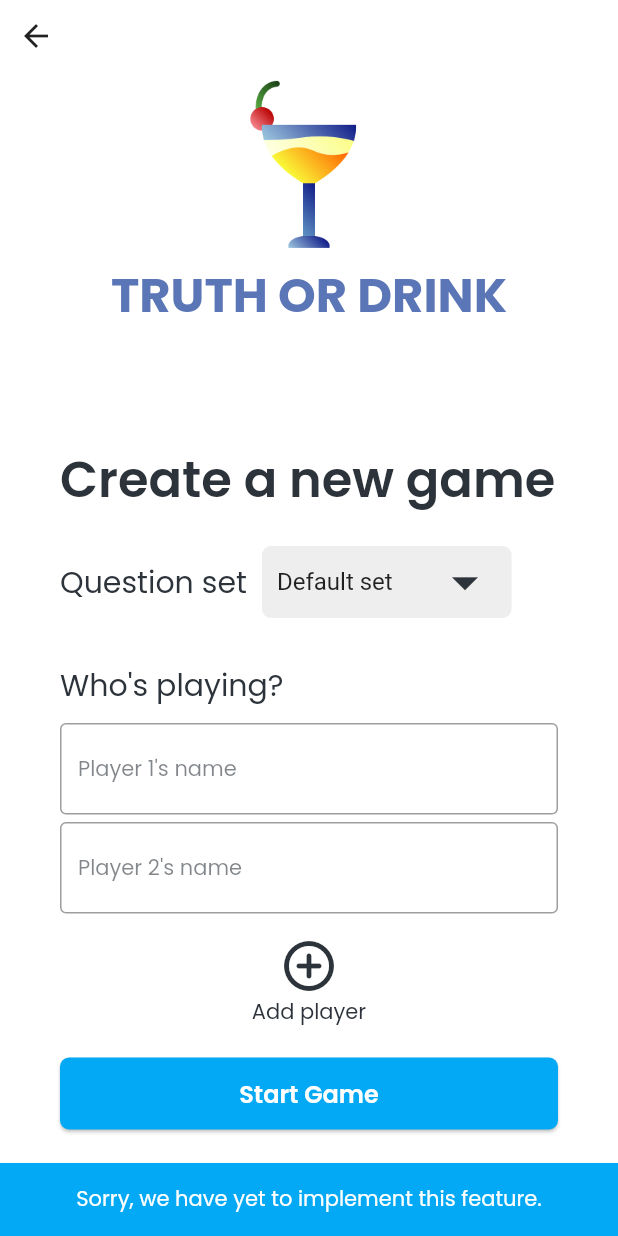
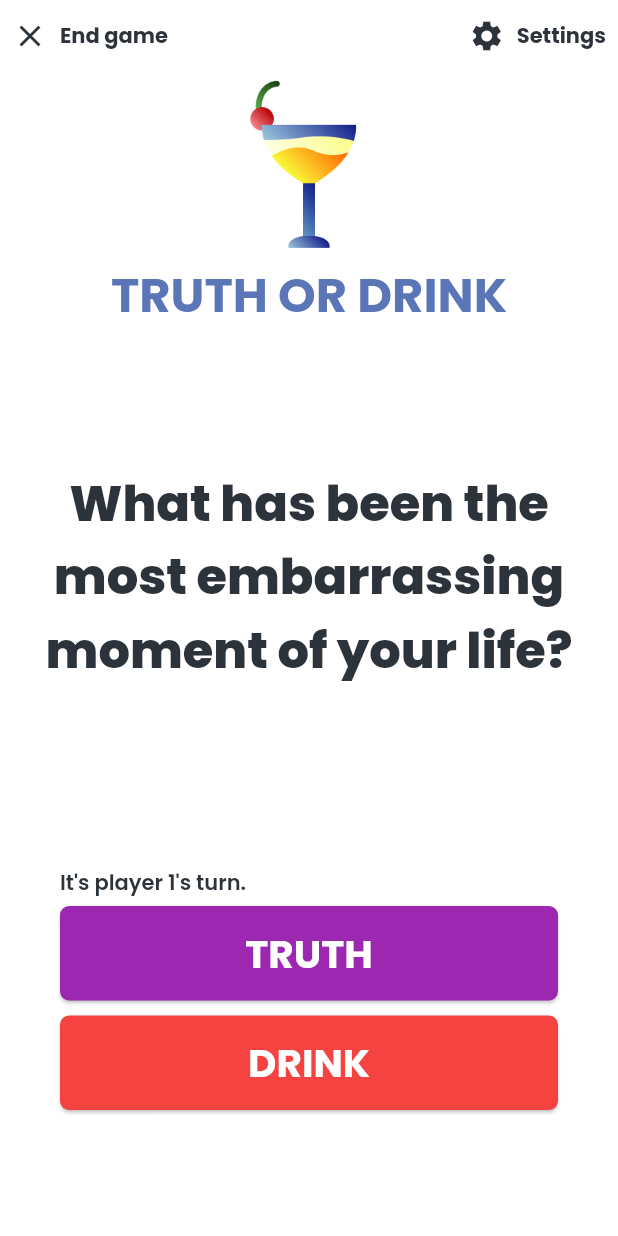
Before and after one commit to Codeine/truth-or-drink-old, a Flutter app: the CreateGamePage screen opened by its route, after a tap on "Start Game", on a phone screen of 412 x 824 dp. Run offline on Flutter 3.47's test engine with Material 2 defaults, Android fonts, the phone set to English and light mode, and no system bars; our stand-ins replace firebase_core, flutter_spinkit; accounts and stored records are empty.

Commit message:
fix game page

```diff
--- a/lib/main.dart
+++ b/lib/main.dart
@@ -3,6 +3,7 @@ import 'package:firebase_core/firebase_core.dart';
 import 'package:truth_or_drink/screens/create_game_page.dart';
 import 'package:truth_or_drink/screens/email_verification_page.dart';
 import 'package:truth_or_drink/screens/forgotten_password_page.dart';
+import 'package:truth_or_drink/screens/game_page.dart';
 import 'package:truth_or_drink/screens/login_page.dart';
 import 'package:truth_or_drink/screens/main_menu_page.dart';
 import 'package:truth_or_drink/screens/manage_question_set_page.dart';
@@ -37,6 +38,7 @@ class MyApp extends StatelessWidget {
         '/create-game': (context) => const CreateGamePage(),
         '/manage-questions': (context) => const ManageQuestionsPage(),
         '/manage-question-set': (context) => const ManageQuestionSetPage(),
+        '/game': (context) => const GamePage(),
       },
     );
   }
--- a/lib/screens/create_game_page.dart
+++ b/lib/screens/create_game_page.dart
@@ -162,7 +162,7 @@ class _CreateGamePageState extends State<CreateGamePage> {
               padding: EdgeInsets.symmetric(horizontal: authHorizontalPadding),
               child: ElevatedButton(
                 onPressed: () {
-                  notifyNotImplemented(context);
+                  Navigator.pushReplacementNamed(context, '/game');
                 },
                 style: ElevatedButton.styleFrom(
                   backgroundColor: Colors.lightBlue,
--- /dev/null
+++ b/lib/screens/game_page.dart
@@ -0,0 +1,180 @@
+import 'package:flutter/material.dart';
+import 'package:truth_or_drink/shared/constants.dart';
+
+class GamePage extends StatefulWidget {
+  const GamePage({super.key});
+
+  @override
+  State<GamePage> createState() => _GamePageState();
+}
+
+class _GamePageState extends State<GamePage> {
+  @override
+  Widget build(BuildContext context) {
+    bool ttsEnabled = false;
+
+    void _showSettings() {
+      showModalBottomSheet(
+          context: context,
+          builder: (context) {
+            return Container(
+              padding: const EdgeInsets.symmetric(vertical: 10, horizontal: 60),
+              child: Column(children: [
+                Text(
+                  'Settings',
+                  style: defaultFontStyle.copyWith(
+                    fontSize: 20,
+                    fontWeight: FontWeight.w700,
+                  ),
+                ),
+                const SizedBox(height: 20),
+                Row(
+                  mainAxisAlignment: MainAxisAlignment.spaceAround,
+                  children: [
+                    Text(
+                      'Text-to-Speech',
+                      style: defaultFontStyle.copyWith(
+                        fontSize: 18,
+                        fontWeight: FontWeight.w600,
+                      ),
+                    ),
+                    Switch(
+                      value: ttsEnabled,
+                      activeColor: Colors.green,
+                      inactiveThumbColor: Colors.red,
+                      inactiveTrackColor: Colors.red.withAlpha(100),
+                      onChanged: (value) {
+                        setState(() {
+                          ttsEnabled = value;
+                        });
+                      },
+                    ),
+                  ],
+                ),
+              ]),
+            );
+          });
+    }
+
+    return Base(
+      child: Center(
+        child: Column(
+          mainAxisAlignment: MainAxisAlignment.start,
+          crossAxisAlignment: CrossAxisAlignment.stretch,
+          children: [
+            Align(
+              alignment: Alignment.centerLeft,
+              child: Row(
+                mainAxisAlignment: MainAxisAlignment.spaceBetween,
+                children: [
+                  TextButton.icon(
+                    icon: Icon(
+                      Icons.close,
+                      color: betterBlack,
+                    ),
+                    onPressed: () {
+                      Navigator.pushReplacementNamed(context, '/main-menu');
+                    },
+                    label: Text(
+                      'End game',
+                      style: defaultFontStyle.copyWith(
+                        fontWeight: FontWeight.w700,
+                        color: betterBlack,
+                      ),
+                    ),
+                  ),
+                  TextButton.icon(
+                    icon: Icon(
+                      Icons.settings,
+                      color: betterBlack,
+                    ),
+                    onPressed: _showSettings,
+                    label: Text(
+                      'Settings',
+                      style: defaultFontStyle.copyWith(
+                        fontWeight: FontWeight.w700,
+                        color: betterBlack,
+                      ),
+                    ),
+                  ),
+                ],
+              ),
+            ),
+            Logo(width: 125),
+            const SizedBox(height: 90.0),
+            Padding(
+              padding: const EdgeInsets.symmetric(horizontal: 30),
+              child: Text(
+                'What has been the most embarrassing moment of your life?',
+                style: defaultFontStyle.copyWith(
+                  fontSize: 33,
+                  fontWeight: FontWeight.w800,
+                ),
+                textAlign: TextAlign.center,
+              ),
+            ),
+            const SizedBox(height: 120),
+            Padding(
+              padding: EdgeInsets.symmetric(horizontal: authHorizontalPadding),
+              child: Text(
+                'It\'s player 1\'s turn.',
+                style: defaultFontStyle.copyWith(
+                    fontSize: 14, fontWeight: FontWeight.w600),
+              ),
+            ),
+            const SizedBox(height: 5),
+            Padding(
+              padding: EdgeInsets.symmetric(horizontal: authHorizontalPadding),
+              child: ElevatedButton(
+                onPressed: () {
+                  Navigator.pushReplacementNamed(context, '/game');
+                },
+                style: ElevatedButton.styleFrom(
+                  backgroundColor: Color.fromARGB(255, 156, 39, 176),
+                  shape: RoundedRectangleBorder(
+                    borderRadius: defaultBorderRadius,
+                  ),
+                  padding: const EdgeInsets.symmetric(vertical: 12),
+                  elevation: 1,
+                ),
+                child: Text(
+                  'TRUTH',
+                  style: defaultFontStyle.copyWith(
+                    color: Colors.white,
+                    fontSize: 26,
+                    fontWeight: FontWeight.w700,
+                  ),
+                ),
+              ),
+            ),
+            const SizedBox(height: 10),
+            Padding(
+              padding: EdgeInsets.symmetric(horizontal: authHorizontalPadding),
+              child: ElevatedButton(
+                onPressed: () {
+                  Navigator.pushReplacementNamed(context, '/game');
+                },
+                style: ElevatedButton.styleFrom(
+                  backgroundColor: Color.fromARGB(255, 244, 67, 64),
+                  shape: RoundedRectangleBorder(
+                    borderRadius: defaultBorderRadius,
+                  ),
+                  padding: const EdgeInsets.symmetric(vertical: 12),
+                  elevation: 1,
+                ),
+                child: Text(
+                  'DRINK',
+                  style: defaultFontStyle.copyWith(
+                    color: Colors.white,
+                    fontSize: 26,
+                    fontWeight: FontWeight.w700,
+                  ),
+                ),
+              ),
+            ),
+          ],
+        ),
+      ),
+    );
+  }
+}
```
